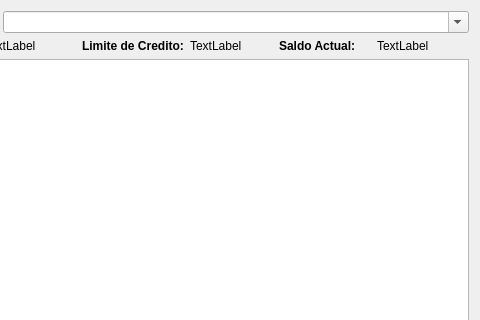
Above: trunk/plugins/CtaCte/FormResumenCtaCteBase.ui from chungote/gestotux before the change; both pictures show x 125 to 605 and y 0 to 320 of the 605 by 466 pixel window. Below: the same form after it.
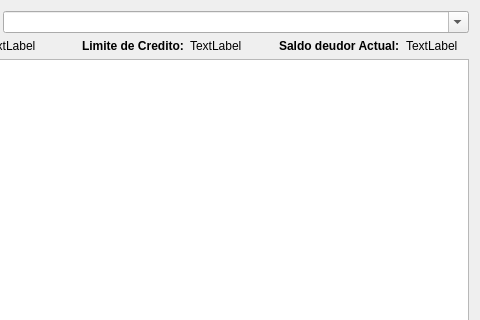
That is the form after the change.

Commit message: - Arreglado problema de indice de cliente en recibos. - Arreglada fecha de listado de alta y baja para las cuentas corrientes. - Colocada fecha de baja a actual en formulario de alta de ctacte - Arreglado problemas en el reporte de ctacte para mysql. - Mejorada etiqueta en el formulario de cuenta corriente. - Habilitado el orden las operaciones de cuenta corriente. - Agregada accion de facturacion de servicios al menu prinicipal.

Diff of the .ui file:
```diff
--- a/trunk/plugins/CtaCte/FormResumenCtaCteBase.ui
+++ b/trunk/plugins/CtaCte/FormResumenCtaCteBase.ui
@@ -96,8 +96,8 @@
           <string>&lt;!DOCTYPE HTML PUBLIC &quot;-//W3C//DTD HTML 4.0//EN&quot; &quot;http://www.w3.org/TR/REC-html40/strict.dtd&quot;&gt;
 &lt;html&gt;&lt;head&gt;&lt;meta name=&quot;qrichtext&quot; content=&quot;1&quot; /&gt;&lt;style type=&quot;text/css&quot;&gt;
 p, li { white-space: pre-wrap; }
-&lt;/style&gt;&lt;/head&gt;&lt;body style=&quot; font-family:'Sans Serif'; font-size:9pt; font-weight:400; font-style:normal;&quot;&gt;
-&lt;p style=&quot; margin-top:0px; margin-bottom:0px; margin-left:0px; margin-right:0px; -qt-block-indent:0; text-indent:0px;&quot;&gt;&lt;span style=&quot; font-weight:600;&quot;&gt;Saldo Actual:&lt;/span&gt;&lt;/p&gt;&lt;/body&gt;&lt;/html&gt;</string>
+&lt;/style&gt;&lt;/head&gt;&lt;body style=&quot; font-family:'Sans Serif'; font-size:11pt; font-weight:400; font-style:normal;&quot;&gt;
+&lt;p style=&quot; margin-top:0px; margin-bottom:0px; margin-left:0px; margin-right:0px; -qt-block-indent:0; text-indent:0px;&quot;&gt;&lt;span style=&quot; font-size:9pt; font-weight:600;&quot;&gt;Saldo deudor Actual:&lt;/span&gt;&lt;/p&gt;&lt;/body&gt;&lt;/html&gt;</string>
          </property>
         </widget>
        </item>
```
The commit also changes 12 other files.
